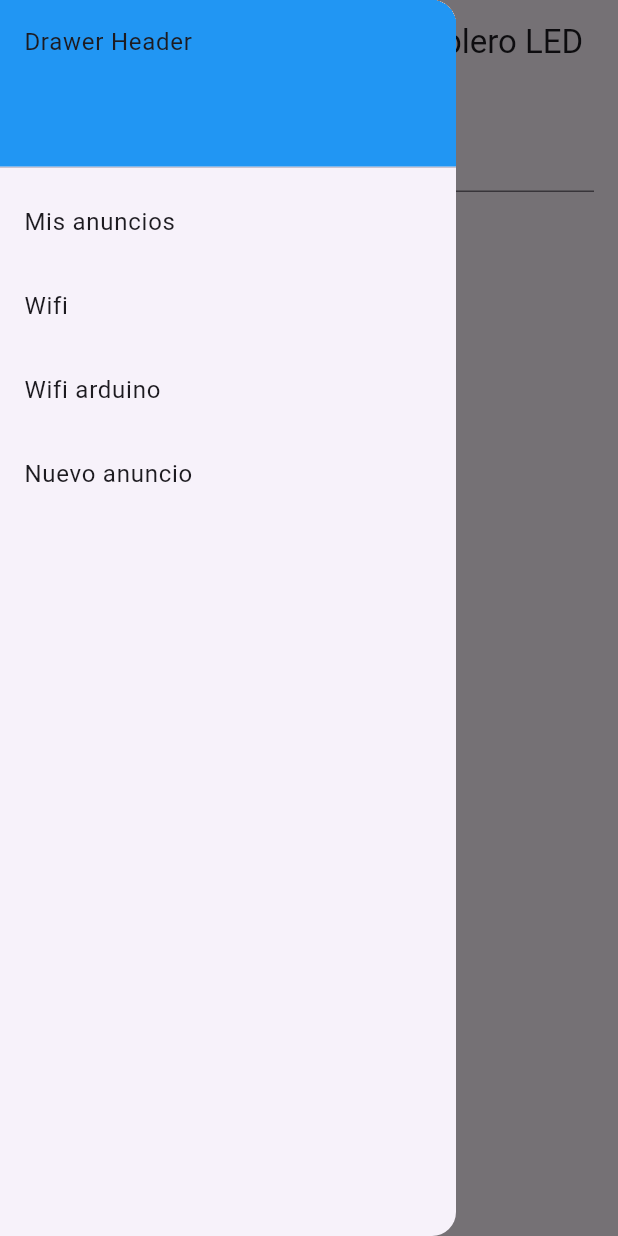
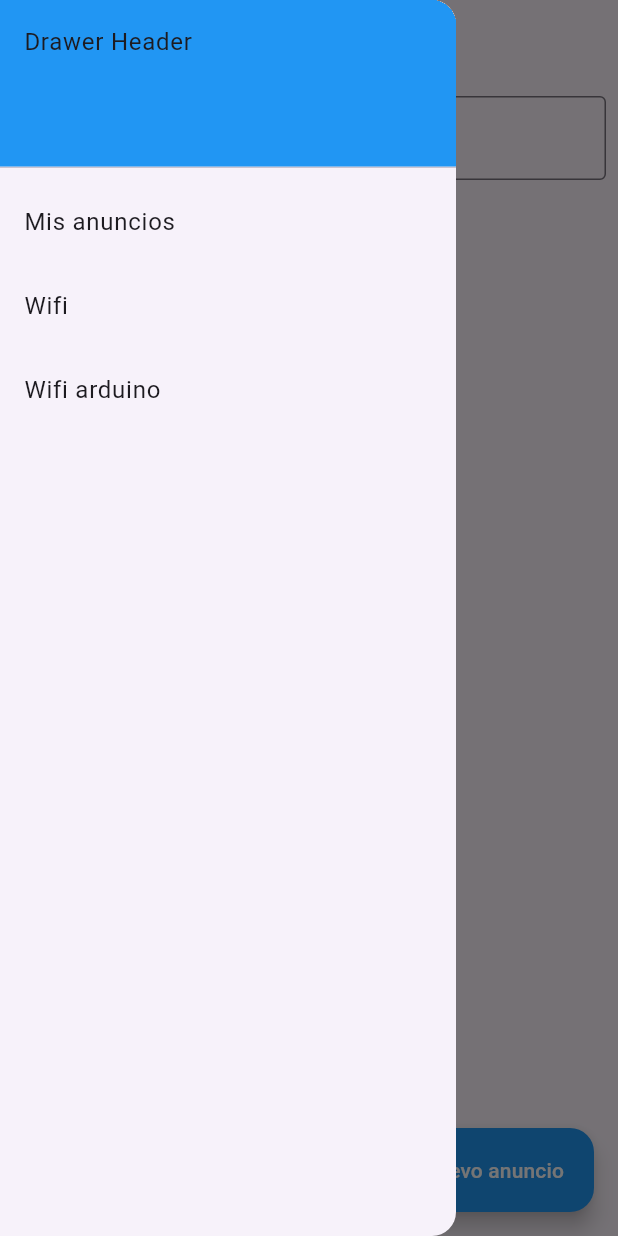
Before and after one commit to christianLizama/app_tableroled, a Flutter app: the screen it shows after launch, with the side drawer open, on a phone screen of 412 x 824 dp. Run offline on Flutter 3.47's test engine with Material 3 defaults, Android fonts, the phone set to English and light mode, and no system bars; our stand-ins replace carousel_slider, connectivity_plus, flutter_dotenv, hive; missing offline and left inert: wifi_iot; accounts and stored records are empty; network calls fail.

Commit message:
mejoras y conexiones de vistas

```diff
--- a/lib/main.dart
+++ b/lib/main.dart
@@ -1,13 +1,11 @@
 import 'package:flutter/material.dart';
 import 'package:hive/hive.dart';
 import 'package:path_provider/path_provider.dart' as path_provider;
-import 'package:tablero_led/pages/addAnuncioPage.dart';
 import 'package:tablero_led/pages/misAnuncios_page.dart';
 import 'package:tablero_led/pages/page_404.dart';
 import 'package:tablero_led/pages/wifiConnectPage.dart';
 import 'package:tablero_led/pages/wifiArduinoPage.dart';
 import 'package:tablero_led/pages/nuevo_anuncio_page.dart';
-import 'pages/anuncios_page.dart';
 import 'package:flutter_dotenv/flutter_dotenv.dart';
 
 void main() async {
@@ -24,12 +22,10 @@
 class MainApp extends StatelessWidget {
   MainApp({super.key});
   final _routes = {
-    '/': (context) => const AnunciosPage(),
-    '/misAnuncios': (context) => const MisAnunciosPage(),
+    '/': (context) => const MisAnunciosPage(),
     '/wifiConnect': (context) => const WifiConnectPage(),
-    '/addAnuncio': (context) => const AddAnuncioPage(),
     '/wifiArduino': (context) => const WiFiScreen(),
-    '/nuevoAnuncio': (context) => const NuevoAnuncioScreen(),
+    '/addAnuncio': (context) => const NuevoAnuncioScreen(),
   };
   @override
   Widget build(BuildContext context) {
--- a/lib/pages/anuncios_page.dart
+++ /dev/null
@@ -1,176 +0,0 @@
-import 'package:flutter/material.dart';
-import 'dart:async';
-import 'package:http/http.dart' as http;
-import 'dart:convert';
-import 'package:flutter_dotenv/flutter_dotenv.dart';
-
-class AnunciosPage extends StatefulWidget {
-  const AnunciosPage({super.key});
-
-  @override
-  State<StatefulWidget> createState() {
-    return _AnunciosPageState();
-  }
-}
-
-class _AnunciosPageState extends State<AnunciosPage> {
-  final _messageController = TextEditingController();
-  final String _response = "...";
-  Color _currentColor = Colors.black;
-
-  Future<void> _sendRequest(String message, String colorName) async {
-    try {
-      final response = await http.post(
-        Uri.parse('${dotenv.env['URL']}/texto/send'),
-        headers: <String, String>{
-          'Content-Type': 'application/json; charset=UTF-8',
-        },
-        body: jsonEncode(<String, String>{
-          'message': message,
-          'color': colorName,
-        }),
-      );
-
-      if (response.statusCode == 200) {
-        // Si el servidor devuelve una respuesta OK, parseamos el JSON
-        print('Mensaje enviado al ESP32: ${response.body}');
-      } else {
-        // Si el servidor no devuelve una respuesta OK, lanzamos un error
-        print('Falló la solicitud: ${response.body}');
-      }
-    } catch (e) {
-      print('Error al enviar el mensaje: $e');
-    }
-  }
-
-  void _selectColor(Color color) {
-    setState(() {
-      _currentColor = color;
-    });
-  }
-
-  String getColorName(Color color) {
-    if (color == Colors.white) {
-      return 'blanco';
-    } else if (color == Colors.red) {
-      return 'rojo';
-    } else if (color == Colors.green) {
-      return 'verde';
-    } else if (color == Colors.blue) {
-      return 'azul';
-    } else if (color == Colors.yellow) {
-      return 'amarillo';
-    }
-    // Si el color no coincide con ninguno de los colores definidos, devuelve 'blanco' por defecto
-    return 'blanco';
-  }
-
-  @override
-  Widget build(BuildContext context) {
-    return Scaffold(
-      appBar: AppBar(
-        title: const Text('Mostrar Mensaje en Tablero LED'),
-      ),
-      drawer: Drawer(
-        child: ListView(
-          padding: EdgeInsets.zero,
-          children: <Widget>[
-            const SizedBox(
-              height: 120, // Set the height you want here
-              child: DrawerHeader(
-                decoration: BoxDecoration(
-                  color: Colors.blue,
-                ),
-                child: Text('Drawer Header'),
-              ),
-            ),
-            ListTile(
-              title: const Text('Mis anuncios'),
-              onTap: () {
-                // Update the state of the app
-                // Then close the drawer
-                Navigator.pushNamed(context, '/misAnuncios');
-              },
-            ),
-            ListTile(
-              title: const Text('Wifi'),
-              onTap: () {
-                // Update the state of the app
-                // Then close the drawer
-                Navigator.pushNamed(context, '/wifiConnect');
-              },
-            ),
-            ListTile(
-              title: const Text('Wifi arduino'),
-              onTap: () {
-                // Update the state of the app
-                // Then close the drawer
-                Navigator.pushNamed(context, '/wifiArduino');
-              },
-            ),
-            ListTile(
-              title: const Text('Nuevo anuncio'),
-              onTap: () {
-                // Update the state of the app
-                // Then close the drawer
-                Navigator.pushNamed(context, '/nuevoAnuncio');
-              },
-            ),
-          ],
-        ),
-      ),
-      body: Padding(
-        padding: const EdgeInsets.all(16.0),
-        child: Column(
-          children: [
-            TextField(
-              controller: _messageController,
-              decoration: const InputDecoration(labelText: 'Mensaje'),
-            ),
-            const SizedBox(height: 20),
-            Row(
-              mainAxisAlignment: MainAxisAlignment.center,
-              children: [
-                _buildColorCircle(Colors.white),
-                const SizedBox(width: 10),
-                _buildColorCircle(Colors.red),
-                const SizedBox(width: 10),
-                _buildColorCircle(Colors.green),
-                const SizedBox(width: 10),
-                _buildColorCircle(Colors.blue),
-                const SizedBox(width: 10),
-                _buildColorCircle(Colors.yellow),
-                const SizedBox(width: 10),
-              ],
-            ),
-            const SizedBox(height: 20),
-            Text(_response),
-            ElevatedButton(
-              onPressed: () => _sendRequest(
-                  _messageController.text, getColorName(_currentColor)),
-              child: const Text('Mostrar en tablero LED'),
-            ),
-          ],
-        ),
-      ),
-    );
-  }
-
-  Widget _buildColorCircle(Color color) {
-    return GestureDetector(
-      onTap: () => _selectColor(color),
-      child: Container(
-        width: 30,
-        height: 30,
-        decoration: BoxDecoration(
-          color: color,
-          shape: BoxShape.circle,
-          border: Border.all(
-            color: _currentColor == color ? Colors.black : Colors.transparent,
-            width: 2,
-          ),
-        ),
-      ),
-    );
-  }
-}
--- a/lib/pages/misAnuncios_page.dart
+++ b/lib/pages/misAnuncios_page.dart
@@ -2,7 +2,7 @@
 import 'package:flutter/material.dart';
 import 'package:flutter_dotenv/flutter_dotenv.dart';
 import 'package:http/http.dart' as http;
-import 'package:tablero_led/pages/addAnuncioPage.dart';
+import 'package:tablero_led/pages/nuevo_anuncio_page.dart';
 
 class MisAnunciosPage extends StatefulWidget {
   const MisAnunciosPage({super.key});
@@ -37,7 +37,8 @@
                   'color': item['color'].toString()
                 })
             .toList());
-      _filteredAnuncios = List.from(_anuncios);  // Actualiza la lista filtrada con los anuncios cargados
+      _filteredAnuncios = List.from(
+          _anuncios); // Actualiza la lista filtrada con los anuncios cargados
     });
   }
 
@@ -45,8 +46,7 @@
     final query = _searchController.text.toLowerCase();
     setState(() {
       _filteredAnuncios = _anuncios
-          .where((anuncio) =>
-              anuncio['texto']!.toLowerCase().contains(query))
+          .where((anuncio) => anuncio['texto']!.toLowerCase().contains(query))
           .toList();
     });
   }
@@ -99,6 +99,46 @@
       appBar: AppBar(
         title: const Text('Mis anuncios'),
       ),
+      drawer: Drawer(
+        child: ListView(
+          padding: EdgeInsets.zero,
+          children: <Widget>[
+            const SizedBox(
+              height: 120, // Set the height you want here
+              child: DrawerHeader(
+                decoration: BoxDecoration(
+                  color: Colors.blue,
+                ),
+                child: Text('Drawer Header'),
+              ),
+            ),
+            ListTile(
+              title: const Text('Mis anuncios'),
+              onTap: () {
+                // Update the state of the app
+                // Then close the drawer
+                Navigator.pushNamed(context, '/');
+              },
+            ),
+            ListTile(
+              title: const Text('Wifi'),
+              onTap: () {
+                // Update the state of the app
+                // Then close the drawer
+                Navigator.pushNamed(context, '/wifiConnect');
+              },
+            ),
+            ListTile(
+              title: const Text('Wifi arduino'),
+              onTap: () {
+                // Update the state of the app
+                // Then close the drawer
+                Navigator.pushNamed(context, '/wifiArduino');
+              },
+            ),
+          ],
+        ),
+      ),
       body: Column(
         children: <Widget>[
           Padding(
@@ -120,7 +160,8 @@
                   title: Text(
                     _filteredAnuncios[index]['texto']!,
                     style: TextStyle(
-                        color: getColorFromName(_filteredAnuncios[index]['color']!)),
+                        color: getColorFromName(
+                            _filteredAnuncios[index]['color']!)),
                   ),
                   trailing: Row(
                     mainAxisSize: MainAxisSize.min,
@@ -128,7 +169,8 @@
                       CircleAvatar(
                         backgroundColor: Colors.blue,
                         child: IconButton(
-                          icon: const Icon(Icons.play_arrow, color: Colors.white),
+                          icon:
+                              const Icon(Icons.play_arrow, color: Colors.white),
                           onPressed: () => _sendRequest(
                             _filteredAnuncios[index]['texto']!,
                             _filteredAnuncios[index]['color']!,
@@ -157,7 +199,7 @@
         onPressed: () {
           Navigator.push(
             context,
-            MaterialPageRoute(builder: (context) => const AddAnuncioPage()),
+            MaterialPageRoute(builder: (context) => const NuevoAnuncioScreen()),
           ).then((_) {
             cargarAnuncios();
           });
--- a/lib/pages/wifiArduinoPage.dart
+++ b/lib/pages/wifiArduinoPage.dart
@@ -1,7 +1,7 @@
 import 'package:flutter/material.dart';
 import 'package:http/http.dart' as http;
 import 'package:carousel_slider/carousel_slider.dart';
-import 'package:tablero_led/pages/anuncios_page.dart';
+import 'package:tablero_led/pages/misAnuncios_page.dart';
 
 class WiFiScreen extends StatefulWidget {
   const WiFiScreen({Key? key});
@@ -149,7 +149,7 @@
       print('Datos enviados exitosamente!');
       Navigator.push(
         context,
-        MaterialPageRoute(builder: (context) => const AnunciosPage()),
+        MaterialPageRoute(builder: (context) => const MisAnunciosPage()),
       );
     } else {
       // Mostrar diálogo de error
```
Also changed, not shown: lib/pages/addAnuncioPage.dart (deleted, +0 -120 lines), lib/pages/nuevo_anuncio_page.dart (+5 -2 lines).
